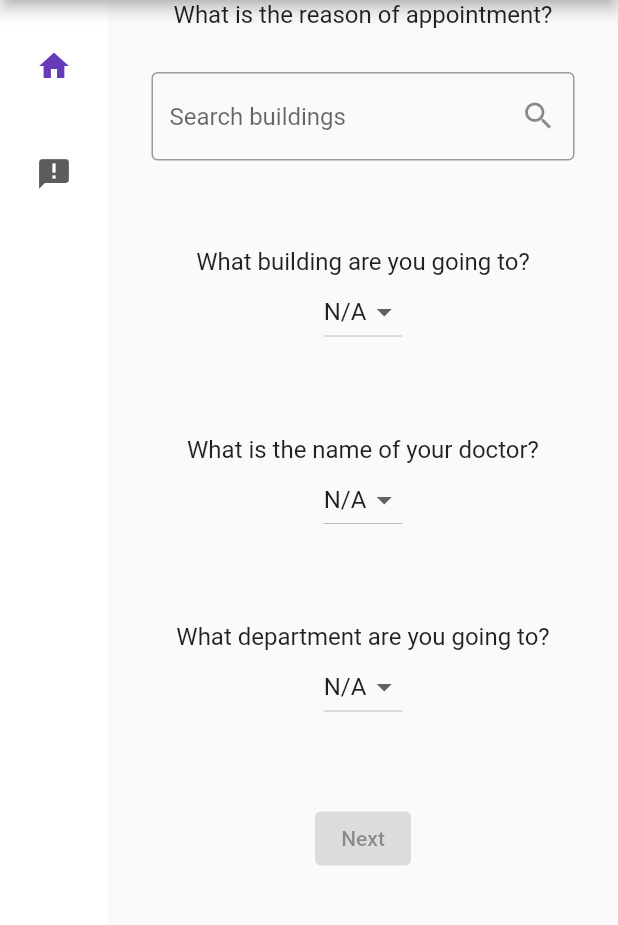
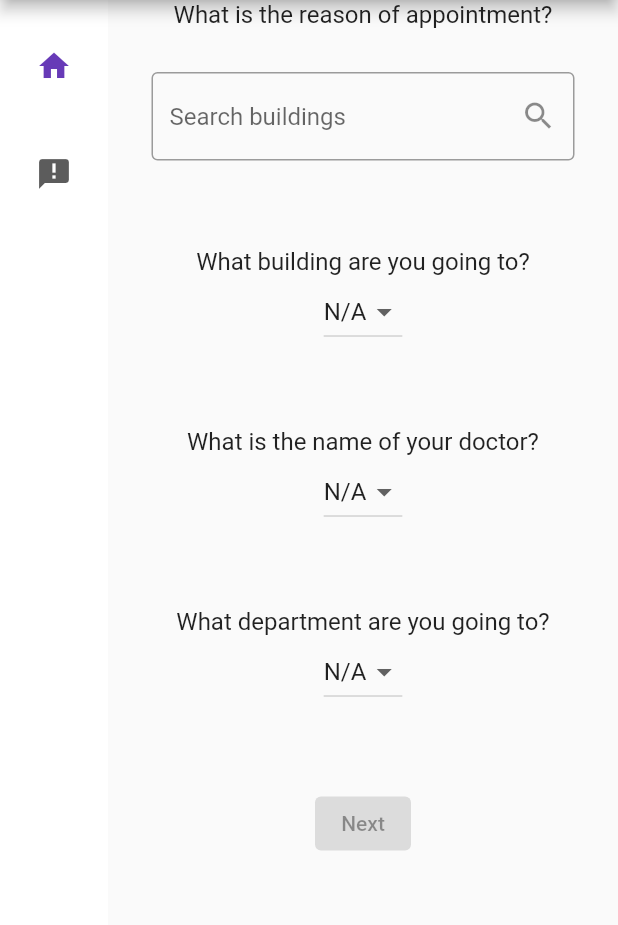
Before and after one commit to zzberries/flutter_test1, a Flutter app: the screen it shows after launch, on a phone screen of 412 x 824 dp, the part 84-1009 px from its top. Run offline on Flutter 3.47's test engine with Material 2 defaults, Android fonts, the light colour scheme and no system bars; our stand-ins replace cloud_firestore, firebase_core, firebase_storage, flutter_compass, flutter_map, geolocator and 4 more; missing offline and left inert: baseflow_plugin_template, floating_overlay, latlng; accounts and stored records are empty.

```diff
--- a/lib/home_page.dart
+++ b/lib/home_page.dart
@@ -168,6 +168,8 @@ class _SearchPageState extends State<SearchPage> {
   @override
   Widget build(BuildContext context) {
     return Material(
+
+        child: Container(
           child: Column(
             children: [
               const Text('What is the reason of appointment?',
@@ -227,12 +229,13 @@ class _SearchPageState extends State<SearchPage> {
                   ],
                 ),
               ),
-            Column(
+              Container(
+                child: Column(
                   mainAxisSize: MainAxisSize.min,
                   children: [
                     Container(
+                      padding: EdgeInsets.only(top: 5),
                       margin: const EdgeInsets.all(24),
-                  padding: const EdgeInsets.all(5),
                       width: 400,
                       child: Column(
                         children: [
@@ -278,7 +281,7 @@ class _SearchPageState extends State<SearchPage> {
                     ),
                     Container(
                       margin: const EdgeInsets.all(24),
-                  padding: const EdgeInsets.all(5),
+                      padding: EdgeInsets.only(top: 5),
                       width: 400,
                       child: Column(
                         children: [
@@ -403,8 +406,11 @@ class _SearchPageState extends State<SearchPage> {
                     ),
                   ],
                 ),
+              ),
             ],
+          ),
         ));
+
   }
 
   void _getSuggestions(String query) async {
```
Lines whose indentation alone changed are shown as unchanged.
